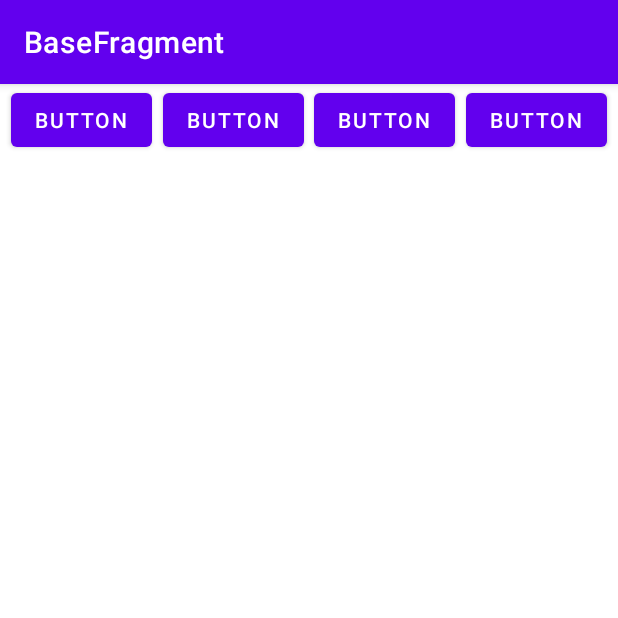
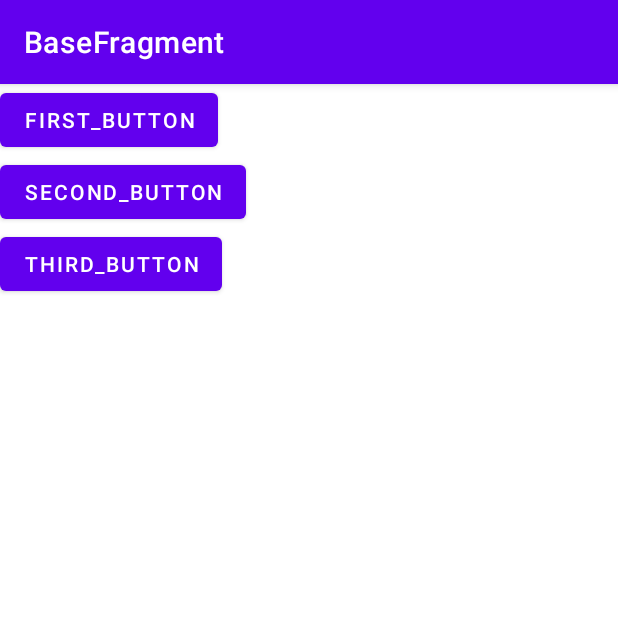
Before and after one commit to hondayuki0606/AndroidBaseFragment, an Android app: the screen it shows after launch (MainActivity), on a phone screen of 412 x 824 dp, the top half of it. Run offline under Robolectric (Android 15) with nearby library versions, the light colour scheme and no system bars.

Commit message:
Fragment修正

```diff
--- a/app/src/main/java/com/example/hondanaoyuki/basefragment/fragment/MainFragment.kt
+++ b/app/src/main/java/com/example/hondanaoyuki/basefragment/fragment/MainFragment.kt
@@ -1,6 +1,5 @@
 package com.example.hondanaoyuki.basefragment.fragment
 
-// 下位のバージョンにも対応させる場合はsupport-v4パッケージを使用します
 import android.content.Context
 import android.os.Bundle
 import android.view.LayoutInflater
@@ -10,25 +9,29 @@
 import com.example.hondanaoyuki.basefragment.BaseFragment
 import com.example.hondanaoyuki.basefragment.R
 
-// Fragmentクラスを継承します
 class MainFragment : BaseFragment() {
-    // Fragmentで表示するViewを作成するメソッド
     override fun onCreateView(
             inflater: LayoutInflater,
             container: ViewGroup?,
             savedInstanceState: Bundle?
     ): View {
         super.onCreateView(inflater, container, savedInstanceState)
-        // 先ほどのレイアウトをここでViewとして作成します
         return inflater.inflate(R.layout.fragment_main, container, false)
     }
 
     override fun onViewCreated(view: View, savedInstanceState: Bundle?) {
         super.onViewCreated(view, savedInstanceState)
-//        val button: Button = view.findViewById(R.id.secondButton)
-//        val a: Context = requireContext()
-//        button.setOnClickListener { _ ->
-//            replaceFragment(R.id.fragment_container, ThirdFragment())
-//        }
+        val firstButton: Button = view.findViewById(R.id.first_button)
+        firstButton.setOnClickListener { _ ->
+            replaceFragment(R.id.fragment_container, FirstFragment())
+        }
+        val secondButton: Button = view.findViewById(R.id.second_button)
+        secondButton.setOnClickListener { _ ->
+            replaceFragment(R.id.fragment_container, SecondFragment())
+        }
+        val thirdButton: Button = view.findViewById(R.id.third_button)
+        thirdButton.setOnClickListener { _ ->
+            replaceFragment(R.id.fragment_container, ThirdFragment())
+        }
     }
 }
--- /dev/null
+++ b/app/src/main/res/layout/fragment_first.xml
@@ -0,0 +1,6 @@
+<?xml version="1.0" encoding="utf-8"?>
+<androidx.constraintlayout.widget.ConstraintLayout
+    xmlns:android="http://schemas.android.com/apk/res/android" android:layout_width="match_parent"
+    android:layout_height="match_parent">
+
+</androidx.constraintlayout.widget.ConstraintLayout>
--- a/app/src/main/res/layout/fragment_main.xml
+++ b/app/src/main/res/layout/fragment_main.xml
@@ -1,42 +1,32 @@
 <?xml version="1.0" encoding="utf-8"?>
 <androidx.constraintlayout.widget.ConstraintLayout xmlns:android="http://schemas.android.com/apk/res/android"
     xmlns:app="http://schemas.android.com/apk/res-auto"
+    xmlns:tools="http://schemas.android.com/tools"
     android:layout_width="match_parent"
     android:layout_height="match_parent">
 
+    <LinearLayout
+        android:layout_width="match_parent"
+        android:layout_height="match_parent"
+        android:orientation="vertical">
+
         <Button
-        android:id="@+id/button2"
+            android:id="@+id/first_button"
             android:layout_width="wrap_content"
             android:layout_height="wrap_content"
-        android:text="Button"
-        app:layout_constraintEnd_toStartOf="@+id/button3"
-        app:layout_constraintHorizontal_bias="0.5"
-        app:layout_constraintStart_toStartOf="parent" />
+            android:text="first_button" />
 
         <Button
-        android:id="@+id/button3"
+            android:id="@+id/second_button"
             android:layout_width="wrap_content"
             android:layout_height="wrap_content"
-        android:text="Button"
-        app:layout_constraintEnd_toStartOf="@+id/button"
-        app:layout_constraintHorizontal_bias="0.5"
-        app:layout_constraintStart_toEndOf="@+id/button2" />
+            android:text="second_button" />
 
         <Button
-        android:id="@+id/button"
+            android:id="@+id/third_button"
             android:layout_width="wrap_content"
             android:layout_height="wrap_content"
-        android:text="Button"
-        app:layout_constraintEnd_toStartOf="@+id/button4"
-        app:layout_constraintHorizontal_bias="0.5"
-        app:layout_constraintStart_toEndOf="@+id/button3" />
+            android:text="third_button" />
+    </LinearLayout>
 
-    <Button
-        android:id="@+id/button4"
-        android:layout_width="wrap_content"
-        android:layout_height="wrap_content"
-        android:text="Button"
-        app:layout_constraintEnd_toEndOf="parent"
-        app:layout_constraintHorizontal_bias="0.5"
-        app:layout_constraintStart_toEndOf="@+id/button" />
 </androidx.constraintlayout.widget.ConstraintLayout>
```
Also changed, not shown: app/src/main/java/com/example/hondanaoyuki/basefragment/fragment/FirstFragment.kt (added, +30 -0 lines), app/src/main/res/layout/fragment_second.xml (+21 -8 lines), app/src/main/res/layout/fragment_third.xml (+4 -37 lines). Lines whose indentation alone changed are shown as unchanged.
